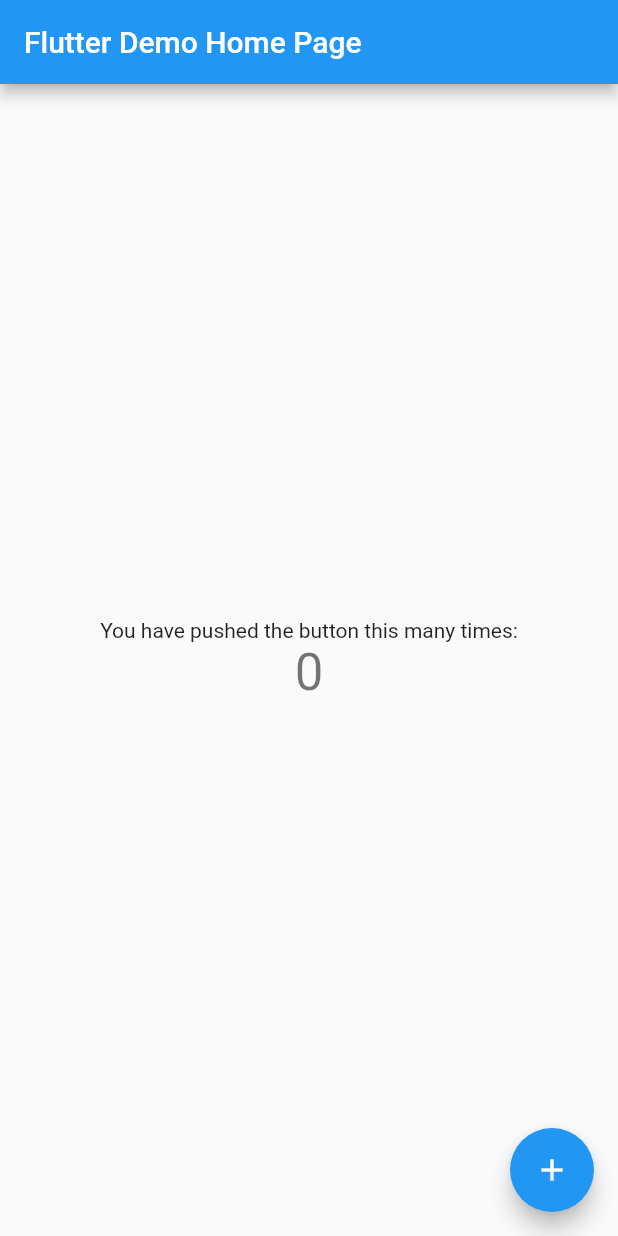
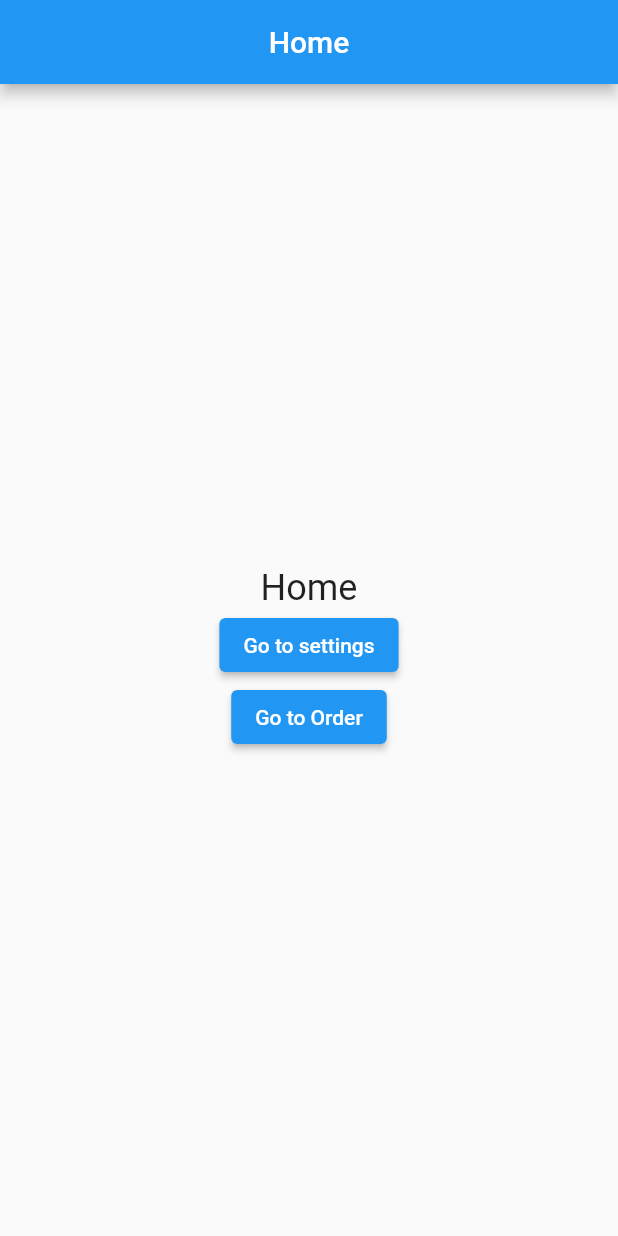
Before and after one commit to ShRudra88/flutter_ostad_live_cls, a Flutter app: the screen it shows after launch, on a phone screen of 412 x 824 dp. Run offline on Flutter 3.47's test engine with Material 2 defaults, Android fonts, the phone set to English and light mode, and no system bars.

Commit message:
Navigation & routing

```diff
--- a/lib/main.dart
+++ b/lib/main.dart
@@ -1,115 +1,126 @@
 import 'package:flutter/material.dart';
 
 void main() {
-  runApp(const MyApp());
+  runApp(MyApp());
 }
 
 class MyApp extends StatelessWidget {
   const MyApp({Key? key}) : super(key: key);
 
-  // This widget is the root of your application.
   @override
   Widget build(BuildContext context) {
     return MaterialApp(
-      title: 'Flutter Demo',
-      theme: ThemeData(
-        // This is the theme of your application.
-        //
-        // Try running your application with "flutter run". You'll see the
-        // application has a blue toolbar. Then, without quitting the app, try
-        // changing the primarySwatch below to Colors.green and then invoke
-        // "hot reload" (press "r" in the console where you ran "flutter run",
-        // or simply save your changes to "hot reload" in a Flutter IDE).
-        // Notice that the counter didn't reset back to zero; the application
-        // is not restarted.
-        primarySwatch: Colors.blue,
-      ),
-      home: const MyHomePage(title: 'Flutter Demo Home Page'),
+      debugShowCheckedModeBanner: false,
+      home: HomeScreen(),
     );
   }
 }
 
-class MyHomePage extends StatefulWidget {
-  const MyHomePage({Key? key, required this.title}) : super(key: key);
-
-  // This widget is the home page of your application. It is stateful, meaning
-  // that it has a State object (defined below) that contains fields that affect
-  // how it looks.
-
-  // This class is the configuration for the state. It holds the values (in this
-  // case the title) provided by the parent (in this case the App widget) and
-  // used by the build method of the State. Fields in a Widget subclass are
-  // always marked "final".
-
-  final String title;
-
-  @override
-  State<MyHomePage> createState() => _MyHomePageState();
-}
-
-class _MyHomePageState extends State<MyHomePage> {
-  int _counter = 0;
-
-  void _incrementCounter() {
-    setState(() {
-      // This call to setState tells the Flutter framework that something has
-      // changed in this State, which causes it to rerun the build method below
-      // so that the display can reflect the updated values. If we changed
-      // _counter without calling setState(), then the build method would not be
-      // called again, and so nothing would appear to happen.
-      _counter++;
-    });
-  }
+/// Route
+class HomeScreen extends StatelessWidget {
+  const HomeScreen({Key? key}) : super(key: key);
 
   @override
   Widget build(BuildContext context) {
-    // This method is rerun every time setState is called, for instance as done
-    // by the _incrementCounter method above.
-    //
-    // The Flutter framework has been optimized to make rerunning build methods
-    // fast, so that you can just rebuild anything that needs updating rather
-    // than having to individually change instances of widgets.
     return Scaffold(
       appBar: AppBar(
-        // Here we take the value from the MyHomePage object that was created by
-        // the App.build method, and use it to set our appbar title.
-        title: Text(widget.title),
+        centerTitle: true,
+        title: Text('Home'),
       ),
       body: Center(
-        // Center is a layout widget. It takes a single child and positions it
-        // in the middle of the parent.
         child: Column(
-          // Column is also a layout widget. It takes a list of children and
-          // arranges them vertically. By default, it sizes itself to fit its
-          // children horizontally, and tries to be as tall as its parent.
-          //
-          // Invoke "debug painting" (press "p" in the console, choose the
-          // "Toggle Debug Paint" action from the Flutter Inspector in Android
-          // Studio, or the "Toggle Debug Paint" command in Visual Studio Code)
-          // to see the wireframe for each widget.
-          //
-          // Column has various properties to control how it sizes itself and
-          // how it positions its children. Here we use mainAxisAlignment to
-          // center the children vertically; the main axis here is the vertical
-          // axis because Columns are vertical (the cross axis would be
-          // horizontal).
           mainAxisAlignment: MainAxisAlignment.center,
-          children: <Widget>[
-            const Text(
-              'You have pushed the button this many times:',
+          children: [
+            Text(
+              'Home',
+              style: TextStyle(fontSize: 24),
             ),
-            Text(
-              '$_counter',
-              style: Theme.of(context).textTheme.headline4,
+            ElevatedButton(
+              onPressed: () {
+                // navtigation -> ak page theke onno page e jawa
+                // route home -> route settings
+                Navigator.push(context, MaterialPageRoute(builder: (context)=> SettingScreen(),),);
+              },
+              child: Text('Go to settings'),
+            ),
+
+            ElevatedButton(
+              onPressed: () {
+                // navtigation -> ak page theke onno page e jawa
+                // route home -> route settings
+                Navigator.push(context, MaterialPageRoute(builder: (context)=> OrdersScreen(),),);
+              },
+              child: Text('Go to Order'),
             ),
           ],
         ),
       ),
-      floatingActionButton: FloatingActionButton(
-        onPressed: _incrementCounter,
-        tooltip: 'Increment',
-        child: const Icon(Icons.add),
-      ), // This trailing comma makes auto-formatting nicer for build methods.
     );
   }
 }
+
+class SettingScreen extends StatelessWidget {
+  const SettingScreen({Key? key}) : super(key: key);
+
+  @override
+  Widget build(BuildContext context) {
+    return Scaffold(
+      appBar: AppBar(
+        centerTitle: true,
+        title: Text('Setting'),
+      ),
+      body: Center(
+        child: Column(
+          mainAxisAlignment: MainAxisAlignment.center,
+          children: [
+            Text(
+              'Setting Page',
+              style: TextStyle(fontSize: 24),
+            ),
+          ],
+        ),
+      ),
+    );
+  }
+}
+
+class OrdersScreen extends StatelessWidget {
+  const OrdersScreen({Key? key}) : super(key: key);
+
+  @override
+  Widget build(BuildContext context) {
+    return Scaffold(
+      appBar: AppBar(
+        title: Text('Orders'),
+      ),
+      body: Center(
+        child: Column(
+          mainAxisAlignment: MainAxisAlignment.center,
+          children: [
+            Text(
+              'Orders',
+              style: TextStyle(fontSize: 24),
+            ),
+            TextButton(
+              onPressed: () {
+                Navigator.pushReplacement(
+                  context,
+                  MaterialPageRoute(
+                    builder: (context) => SettingScreen(),
+                  ),
+                );
+              },
+              child: Text('Go to settings'),
+            ),
+            TextButton(
+              onPressed: () {
+                Navigator.pop(context);
+              },
+              child: Text('Back to home'),
+            )
+          ],
+        ),
+      ),
+    );
+  }
+}
--- a/pubspec.yaml
+++ b/pubspec.yaml
@@ -18,7 +18,7 @@ publish_to: 'none' # Remove this line if you wish to publish to pub.dev
 version: 1.0.0+1
 
 environment:
-  sdk: ">=2.16.0 <3.0.0"
+  sdk: ">=2.15.0 <3.0.0"
 
 # Dependencies specify other packages that your package needs in order to work.
 # To automatically upgrade your package dependencies to the latest versions
```
Also changed, not shown: pubspec.lock.
